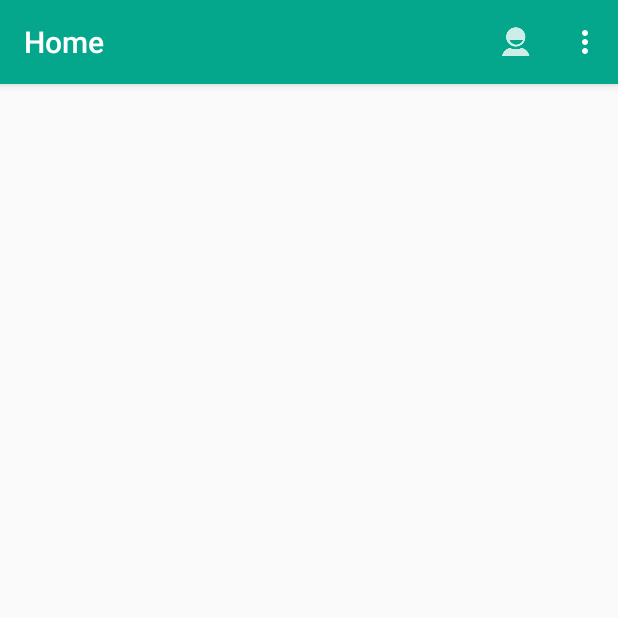
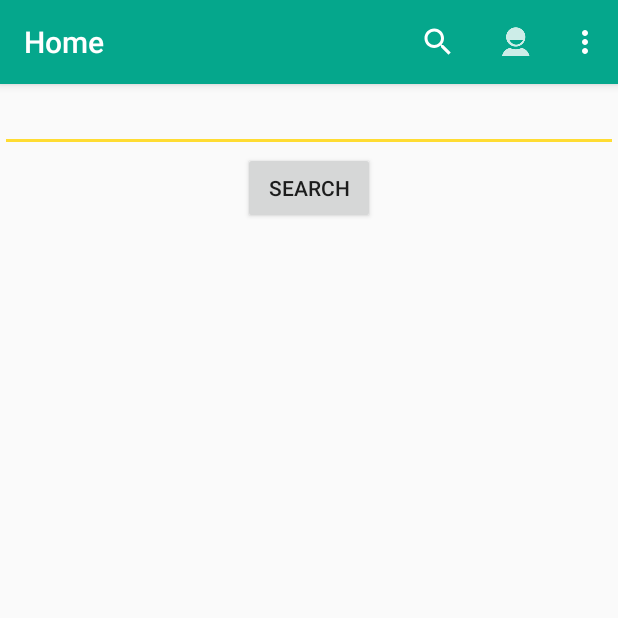
Before and after one commit to clawrence8/CacheMoney, an Android app: the HomePageActivity screen opened directly, with no data from a screen before it, on a phone screen of 412 x 824 dp, the top half of it. Run offline under Robolectric (Android 15) with nearby library versions, the phone set to English and light mode, and no system bars; our stand-ins replace Volley.

Commit message:
Added basic search functionality

```diff
--- a/BuzzMovieSelector/app/src/main/java/edu/gatech/cs2340/buzzmovieselector/HomePageActivity.java
+++ b/BuzzMovieSelector/app/src/main/java/edu/gatech/cs2340/buzzmovieselector/HomePageActivity.java
@@ -1,26 +1,39 @@
 package edu.gatech.cs2340.buzzmovieselector;
 
+import android.app.SearchManager;
+import android.content.Context;
 import android.content.Intent;
 import android.os.Bundle;
 import android.support.design.widget.FloatingActionButton;
 import android.support.design.widget.Snackbar;
 import android.support.v7.app.AppCompatActivity;
 import android.support.v7.widget.RecyclerView;
+import android.support.v7.widget.SearchView;
 import android.support.v7.widget.Toolbar;
+import android.util.Log;
 import android.view.Menu;
 import android.view.MenuItem;
 import android.view.View;
+import android.widget.Button;
+import android.widget.EditText;
 import android.widget.Spinner;
+
 import java.util.ArrayList;
 import java.util.List;
+
 import android.widget.ArrayAdapter;
 import android.widget.AdapterView;
 import android.widget.Toast;
 import android.widget.AdapterView.OnItemSelectedListener;
+
 import com.android.volley.RequestQueue;
 
 
 public class HomePageActivity extends AppCompatActivity {
+
+    private SearchView searchView;
+    private EditText tempSearch;
+    private Button tempButton;
 
     private RequestQueue queue;
 
@@ -29,6 +42,19 @@ public class HomePageActivity extends AppCompatActivity {
         super.onCreate(savedInstanceState);
         setContentView(R.layout.activity_home_page);
 
+        tempButton = (Button) findViewById(R.id.temp_button);
+        tempSearch = (EditText) findViewById(R.id.temp_search);
+
+        tempButton.setOnClickListener(new View.OnClickListener() {
+            @Override
+            public void onClick(View view) {
+                String tempQuery = tempSearch.getText().toString();
+                Intent intent = new Intent(HomePageActivity.this, SearchActivity.class);
+                intent.putExtra("query", tempQuery);
+                startActivity(intent);
+            }
+        });
+
 
     }
 
@@ -36,6 +62,27 @@ public class HomePageActivity extends AppCompatActivity {
     public boolean onCreateOptionsMenu(Menu menu) {
         // Inflate the menu; this adds items to the action bar if it is present.
         getMenuInflater().inflate(R.menu.menu_welcome_page, menu);
+
+        SearchManager searchManager =
+                (SearchManager) getSystemService(Context.SEARCH_SERVICE);
+        SearchView searchView =
+                (SearchView) menu.findItem(R.id.menu_movie_search).getActionView();
+        searchView.setSearchableInfo(
+                searchManager.getSearchableInfo(getComponentName()));
+        searchView.setSubmitButtonEnabled(true);
+
+//        searchView.setOnSearchClickListener(new View.OnClickListener() {
+//            @Override
+//            public void onClick(View view) {
+//                String query = searchView.getQuery().toString();
+//                Log.i("query", query);
+//                Intent intent = new Intent(HomePageActivity.this, SearchActivity.class);
+//                intent.putExtra("query", query);
+//                //startActivity(intent);
+//            }
+//        });
+
+
         return true;
     }
 
@@ -47,9 +94,9 @@ public class HomePageActivity extends AppCompatActivity {
         int id = item.getItemId();
 
         //noinspection SimplifiableIfStatement
-        switch (id){
+        switch (id) {
             case R.id.menu_my_profile:
-                //Chez, uncomment the code below to get to your profile page.
+
                 Intent profileIntent = new Intent(HomePageActivity.this, ProfilePageActivity.class);
                 startActivity(profileIntent);
                 return true;
@@ -59,6 +106,9 @@ public class HomePageActivity extends AppCompatActivity {
                 startActivity(intent);
                 return true;
 
+            case R.id.menu_movie_search:
+                Log.i("click", "click");
+
         }
 
         return super.onOptionsItemSelected(item);
--- a/BuzzMovieSelector/app/src/main/java/edu/gatech/cs2340/buzzmovieselector/ItemListActivity.java
+++ b/BuzzMovieSelector/app/src/main/java/edu/gatech/cs2340/buzzmovieselector/ItemListActivity.java
@@ -168,4 +168,10 @@ public class ItemListActivity extends AppCompatActivity {
             }
         }
     }
+
+    @Override
+    protected void onDestroy() {
+        super.onDestroy();
+        movies.clear();
+    }
 }
--- a/BuzzMovieSelector/app/src/main/res/layout/activity_home_page.xml
+++ b/BuzzMovieSelector/app/src/main/res/layout/activity_home_page.xml
@@ -5,4 +5,19 @@
     <!--android:layout_below="@+id/view"-->
 
 
+    <EditText
+        android:layout_width="match_parent"
+        android:layout_height="wrap_content"
+        android:id="@+id/temp_search"
+        android:layout_alignParentTop="true"
+        android:layout_alignParentLeft="true"
+        android:layout_alignParentStart="true" />
+
+    <Button
+        android:layout_width="wrap_content"
+        android:layout_height="wrap_content"
+        android:text="Search"
+        android:id="@+id/temp_button"
+        android:layout_below="@+id/temp_search"
+        android:layout_centerHorizontal="true" />
 </RelativeLayout>
--- a/BuzzMovieSelector/app/src/main/res/layout/movie_list_item.xml
+++ b/BuzzMovieSelector/app/src/main/res/layout/movie_list_item.xml
@@ -69,13 +69,13 @@
         android:layout_toEndOf="@+id/imageView"
         android:textColor="#242524"
         android:paddingLeft="10dp" />
-    <Button
+    <!--<Button
         android:layout_width="wrap_content"
         android:layout_height="wrap_content"
         android:text="Get State Codes"
         android:id="@+id/button"
         android:onClick="onGetStateCodePress"
         android:layout_below="@+id/imageView"
-        android:layout_centerHorizontal="true" />
+        android:layout_centerHorizontal="true" /> -->
 
 </RelativeLayout>
--- a/BuzzMovieSelector/app/src/main/res/menu/menu_welcome_page.xml
+++ b/BuzzMovieSelector/app/src/main/res/menu/menu_welcome_page.xml
@@ -2,6 +2,13 @@
     xmlns:app="http://schemas.android.com/apk/res-auto"
     xmlns:tools="http://schemas.android.com/tools"
     tools:context="edu.gatech.cs2340.buzzmovieselector.WelcomePageActivity">
+    <item
+        android:id="@+id/menu_movie_search"
+        android:orderInCategory="99"
+        android:title="Search"
+        android:icon="@drawable/menu_search"
+        app:showAsAction="always"
+        app:actionViewClass="android.support.v7.widget.SearchView" />
     <item
         android:id="@+id/menu_my_profile"
         android:orderInCategory="100"
```
Also changed, not shown: BuzzMovieSelector/app/src/main/AndroidManifest.xml (+5 -4 lines), BuzzMovieSelector/app/src/main/java/edu/gatech/cs2340/buzzmovieselector/SearchActivity.java (+25 -8 lines).
